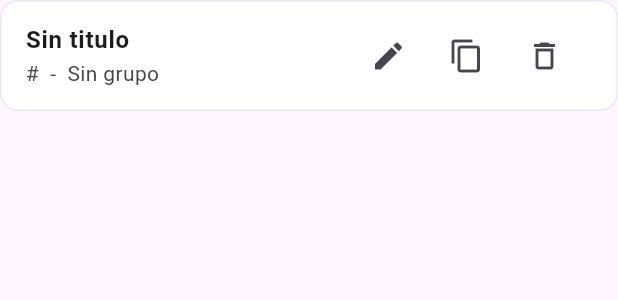
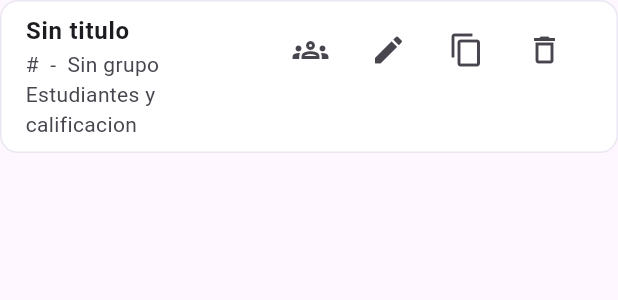
Before and after one commit to JairoAndresOrostegui/Campus-Trace, a Flutter app: the _TemplateAdminTile widget shown alone on an empty page, opened directly with empty values, on a phone screen of 412 x 824 dp. Shown: the top 300 px of the screen. Run offline on Flutter 3.47's test engine with Material 3 defaults, Android fonts, the phone set to English and light mode, and no system bars; our stand-ins replace cloud_firestore, cloud_functions, device_info_plus, firebase_auth, firebase_core, firebase_messaging and 6 more; missing offline and left inert: dart:html; accounts and stored records are empty.

Commit message:
fix: expose teacher panel for admin bitacoras

```diff
--- a/lib/features/screens/admin_bitacora_screen.dart
+++ b/lib/features/screens/admin_bitacora_screen.dart
@@ -7,6 +7,7 @@ import '../../user/services/user_service.dart';
 import '../models/form_template.dart';
 import '../services/form_template_service.dart';
 import 'form_builder_screen.dart';
+import 'form_teacher_dashboard_screen.dart';
 
 class AdminBitacoraScreen extends StatefulWidget {
   const AdminBitacoraScreen({super.key});
@@ -62,6 +63,14 @@ class _AdminBitacoraScreenState extends State<AdminBitacoraScreen> {
           canDelete: true,
           canDuplicate: true,
         ),
+      ),
+    );
+  }
+
+  void _openTeacherPanel(FormTemplate template) {
+    Navigator.of(context).push(
+      MaterialPageRoute(
+        builder: (_) => FormTeacherDashboardScreen(templateId: template.id),
       ),
     );
   }
@@ -291,6 +300,7 @@ class _AdminBitacoraScreenState extends State<AdminBitacoraScreen> {
             final template = templates[index];
             return _TemplateAdminTile(
               template: template,
+              onOpenTeacherPanel: () => _openTeacherPanel(template),
               onEdit: () => _openBuilder(templateId: template.id),
               onDuplicate: () => _duplicate(template),
               onDelete: () => _delete(template),
@@ -305,12 +315,14 @@ class _AdminBitacoraScreenState extends State<AdminBitacoraScreen> {
 class _TemplateAdminTile extends StatelessWidget {
   const _TemplateAdminTile({
     required this.template,
+    required this.onOpenTeacherPanel,
     required this.onEdit,
     required this.onDuplicate,
     required this.onDelete,
   });
 
   final FormTemplate template;
+  final VoidCallback onOpenTeacherPanel;
   final VoidCallback onEdit;
   final VoidCallback onDuplicate;
   final VoidCallback onDelete;
@@ -326,16 +338,24 @@ class _TemplateAdminTile extends StatelessWidget {
         color: Colors.white,
       ),
       child: ListTile(
+        onTap: onOpenTeacherPanel,
         title: Text(
           template.header.title.isEmpty ? 'Sin titulo' : template.header.title,
           style: const TextStyle(fontWeight: FontWeight.w700),
         ),
         subtitle: Text(
-          '#${template.code}  -  ${template.groupName.isEmpty ? "Sin grupo" : template.groupName}',
+          '#${template.code}  -  ${template.groupName.isEmpty ? "Sin grupo" : template.groupName}\n'
+          'Estudiantes y calificacion',
         ),
+        isThreeLine: true,
         trailing: Wrap(
           spacing: 4,
           children: [
+            IconButton(
+              tooltip: 'Ver estudiantes y calificar',
+              icon: const Icon(Icons.groups_outlined),
+              onPressed: onOpenTeacherPanel,
+            ),
             IconButton(
               tooltip: 'Editar',
               icon: const Icon(Icons.edit),
```
